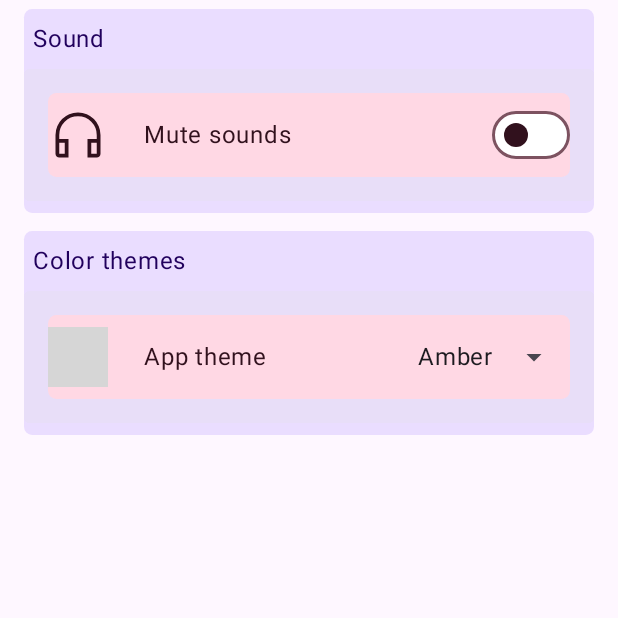
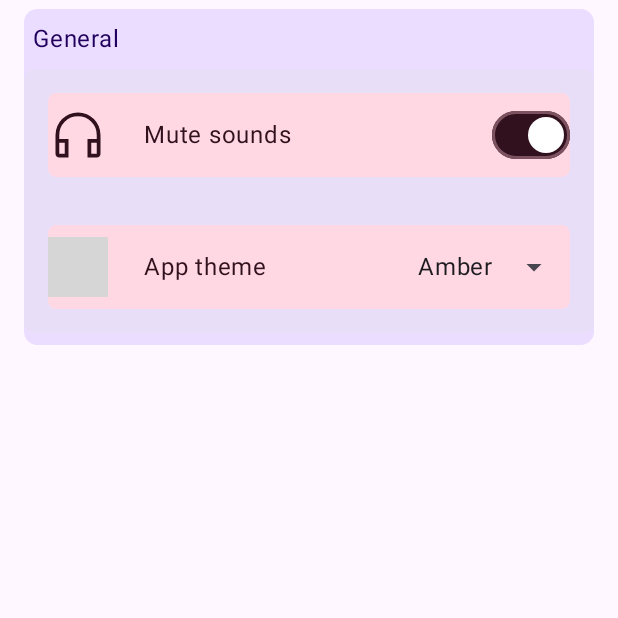
Before and after one commit to ToDoTurtle/ToDoTurtle-Android, an Android app built with Jetpack Compose: the PreferenceUI screen opened through its navigation route, on a phone screen of 412 x 824 dp, the top half of it. Run offline under Robolectric (Android 15) with nearby library versions, the phone set to English and light mode, and no system bars; grey boxes are pictures that could not be loaded.

Commit message:
refactor: changes preferences groups to only have general

```diff
--- a/app/src/main/java/com/eps/todoturtle/navigation/ui/ToDoTurtleNavHost.kt
+++ b/app/src/main/java/com/eps/todoturtle/navigation/ui/ToDoTurtleNavHost.kt
@@ -31,7 +31,7 @@
 ) {
     NavHost(
         navController = navController,
-        startDestination = "login",
+        startDestination = "settings",  // FIXME: Change this to "login" when login is implemented
         modifier = modifier,
     ) {
         composable("login") {
--- a/app/src/main/java/com/eps/todoturtle/preferences/ui/PreferenceUI.kt
+++ b/app/src/main/java/com/eps/todoturtle/preferences/ui/PreferenceUI.kt
@@ -23,7 +23,8 @@
 fun PreferenceUI(
     dataStore: DataStore<AppPreferences>,
 ) {
-    val currentPreferences: AppPreferences = dataStore.data.collectAsState(initial = AppPreferences()).value
+    val currentPreferences: AppPreferences =
+        dataStore.data.collectAsState(initial = AppPreferences()).value
     val preferenceMod = AppPreferencesModifier(dataStore, LocalContext.current)
     val coroutineScope = rememberCoroutineScope()
 
@@ -37,7 +38,7 @@
                 .fillMaxSize(),
         ) {
             PreferenceGroup(
-                R.string.category_sound,
+                R.string.preference_category_general,
             ) {
                 PreferenceSwitch(
                     icon = R.drawable.headphones,
@@ -50,10 +51,6 @@
                         }
                     },
                 )
-            }
-            PreferenceGroup(
-                groupTitle = R.string.category_theme,
-            ) {
                 PreferenceDropdown(
                     icon = R.drawable.palette,
                     iconDesc = R.string.theme_image_desc,
--- a/app/src/main/res/values/preference_strings.xml
+++ b/app/src/main/res/values/preference_strings.xml
@@ -1,7 +1,6 @@
 <resources>
     <!--    Categories    -->
-    <string name="category_sound">Sound</string>
-    <string name="category_theme">Color themes</string>
+    <string name="preference_category_general">General</string>
 
     <!--    Mute types    -->
     <string name="mute_desc">Mute sounds</string>
```
